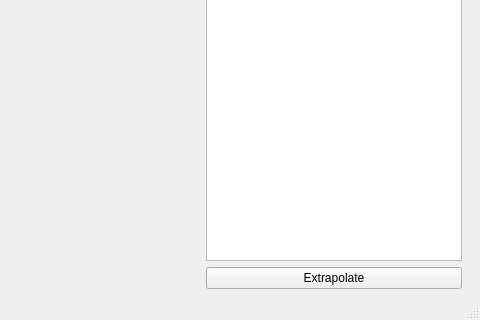
The window that braviz/interaction/qt_guis/roi_builder.ui (diego0020/braviz-app) describes before a commit, drawn with Qt 5; both pictures show x 692 to 1172 and y 380 to 700 of the 1172 by 700 pixel window.
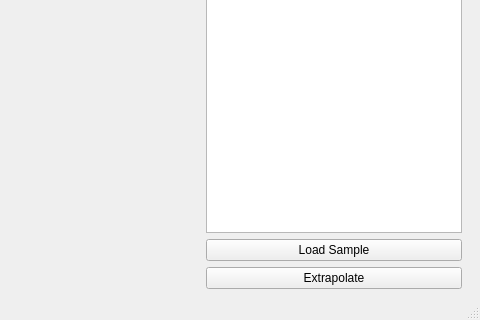
The same window after the commit. Icons and pictures are not drawn.

```diff
--- a/braviz/interaction/qt_guis/roi_builder.ui
+++ b/braviz/interaction/qt_guis/roi_builder.ui
@@ -741,6 +741,13 @@
           </property>
          </widget>
         </item>
+        <item>
+         <widget class="QPushButton" name="load_sample">
+          <property name="text">
+           <string>Load Sample</string>
+          </property>
+         </widget>
+        </item>
         <item>
          <widget class="QPushButton" name="extrapolate_button">
           <property name="text">
```
